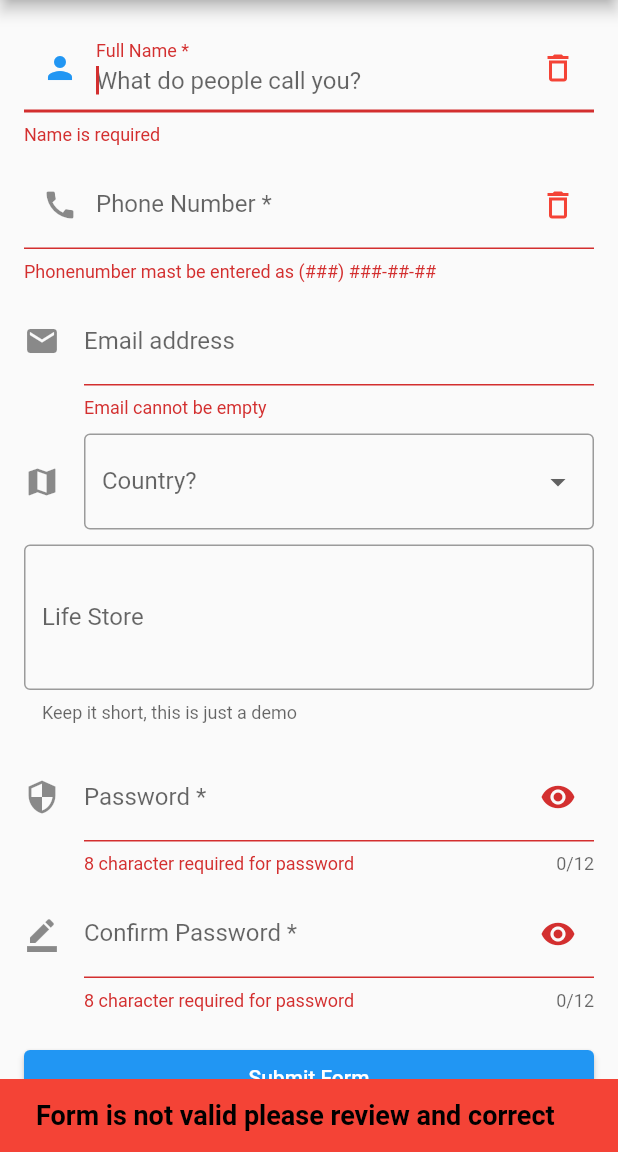
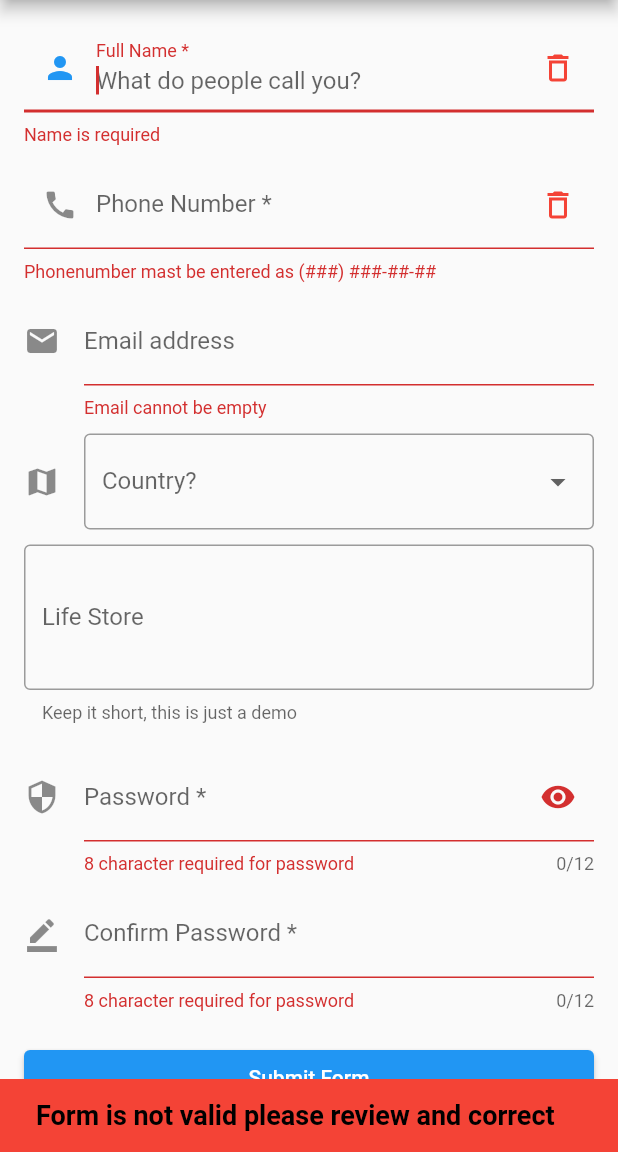
Before and after one commit to YanaLugina/flutter_register_form, a Flutter app: the screen it shows after launch, after a tap on "Submit Form", on a phone screen of 412 x 824 dp, the part 84-1236 px from its top. Run offline on Flutter 3.47's test engine with Material 2 defaults, Android fonts, the phone set to English and light mode, and no system bars.

Commit message:
updateFlutter: again deleted some crushed constructions
        изменено:      lib/pages/register_form_page.dart
        изменено:      lib/pages/user_info_page.dart

```diff
--- a/lib/pages/register_form_page.dart
+++ b/lib/pages/register_form_page.dart
@@ -25,15 +25,23 @@ class _RegisterFormPageState extends State<RegisterFormPage> {
   List<String> _countries = ['Russia', 'Germany', 'Australia', 'USA'];
   String _selectedCountry;
 
-   FocusNode _nameFocus = FocusNode();
-   FocusNode _phoneFocus = FocusNode();
-   FocusNode _passwordFocus = FocusNode();
-   FocusNode _passwordConfirmFocus = FocusNode();
-   FocusNode _pushFocus = FocusNode();
+   FocusNode _nameFocus;
+   FocusNode _phoneFocus;
+   FocusNode _passwordFocus;
+   FocusNode _passwordConfirmFocus;
+
+  @override
+  void initState() {
+    super.initState();
+
+    _nameFocus = FocusNode();
+    _phoneFocus = FocusNode();
+    _passwordFocus = FocusNode();
+    _passwordConfirmFocus = FocusNode();
+  }
 
   @override
   void dispose() {
-    super.dispose();
     _nameController.dispose();
     _phoneController.dispose();
     _emailController.dispose();
@@ -45,7 +53,8 @@ class _RegisterFormPageState extends State<RegisterFormPage> {
     _phoneFocus.dispose();
     _passwordFocus.dispose();
     _passwordConfirmFocus.dispose();
-    _pushFocus.dispose();
+
+    super.dispose();
   }
 
   void _fieldFocusChange(
@@ -54,9 +63,7 @@ class _RegisterFormPageState extends State<RegisterFormPage> {
       FocusNode nextFocus
       ) {
       currentFocus.unfocus();
-    if(nextFocus != null) {
       FocusScope.of(context).requestFocus(nextFocus);
-    }
   }
 
   @override
@@ -75,7 +82,7 @@ class _RegisterFormPageState extends State<RegisterFormPage> {
             TextFormField(
               focusNode: _nameFocus,
               autofocus: true,
-              onFieldSubmitted: (_) {
+              onFieldSubmitted: (term) {
                 _fieldFocusChange(context, _nameFocus, _phoneFocus);
               },
               controller: _nameController,
@@ -107,8 +114,7 @@ class _RegisterFormPageState extends State<RegisterFormPage> {
             SizedBox(height: 10.0,),
             TextFormField(
               focusNode: _phoneFocus,
-              autofocus: true,
-              onFieldSubmitted: (_) {
+              onFieldSubmitted: (term) {
                 _fieldFocusChange(context, _phoneFocus, _passwordFocus);
               },
               controller: _phoneController,
@@ -201,7 +207,7 @@ class _RegisterFormPageState extends State<RegisterFormPage> {
             SizedBox(height: 20.0,),
             TextFormField(
               focusNode: _passwordFocus,
-              onFieldSubmitted: (_) {
+              onFieldSubmitted: (term) {
                 _fieldFocusChange(context, _passwordFocus, _passwordConfirmFocus);
               },
               controller: _passwordController,
@@ -225,34 +231,22 @@ class _RegisterFormPageState extends State<RegisterFormPage> {
             SizedBox(height: 10.0,),
             TextFormField(
               focusNode: _passwordConfirmFocus,
-              onFieldSubmitted: (_) {
-                _fieldFocusChange(context, _passwordConfirmFocus, _pushFocus);
+              controller: _confirmPasswordController,
+              onFieldSubmitted: (term) {
+                _passwordConfirmFocus.unfocus();
               },
-              controller: _confirmPasswordController,
               obscureText: _hidePass,
               maxLength: 12,
               decoration: InputDecoration(
                 labelText: 'Confirm Password *',
                 hintText: 'Confirm the password',
-                suffixIcon: IconButton(
-                  icon: Icon(_hidePass ? Icons.visibility : Icons.visibility_off),
-                  onPressed: () {
-                    setState(() {
-                      _hidePass = !_hidePass;
-                    });
-                  },
-                ),
                 icon: Icon(Icons.border_color),
               ),
               validator: _validatePassword,
             ),
             SizedBox(height: 20.0,),
             ElevatedButton(
-              focusNode: _pushFocus,
-              onPressed: () {
-                _fieldFocusChange(context, _pushFocus, null);
-                _submitForm();
-              },
+              onPressed: _submitForm,
               style: ButtonStyle(
                   foregroundColor: MaterialStateProperty.all<Color>(Colors.green)
               ),
@@ -354,7 +348,7 @@ class _RegisterFormPageState extends State<RegisterFormPage> {
               ),
             ),
             actions: [
-              FlatButton(
+              TextButton(
                   onPressed: () {
                     Navigator.pop(context);
                     Navigator.push(
```
Lines whose indentation alone changed are shown as unchanged.
